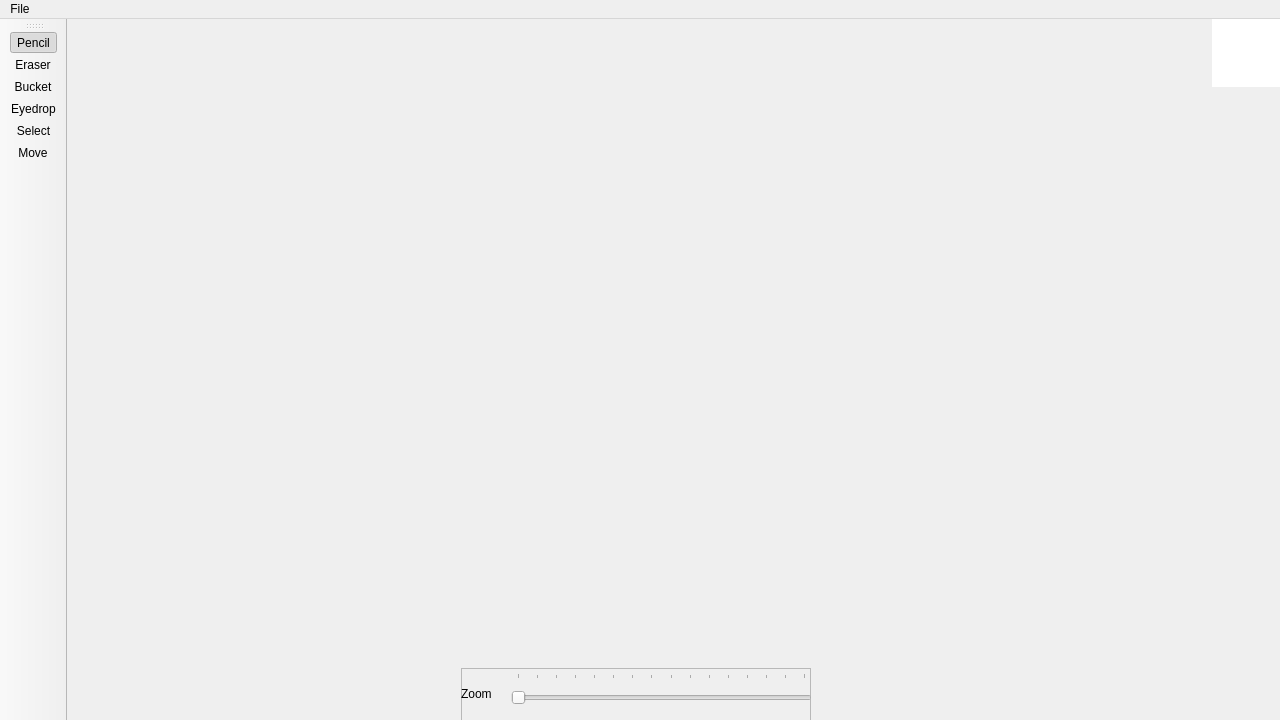
This is view.ui in Kalean75/Sprite_Editor as Qt 5 draws it before an edit. The edited form follows.
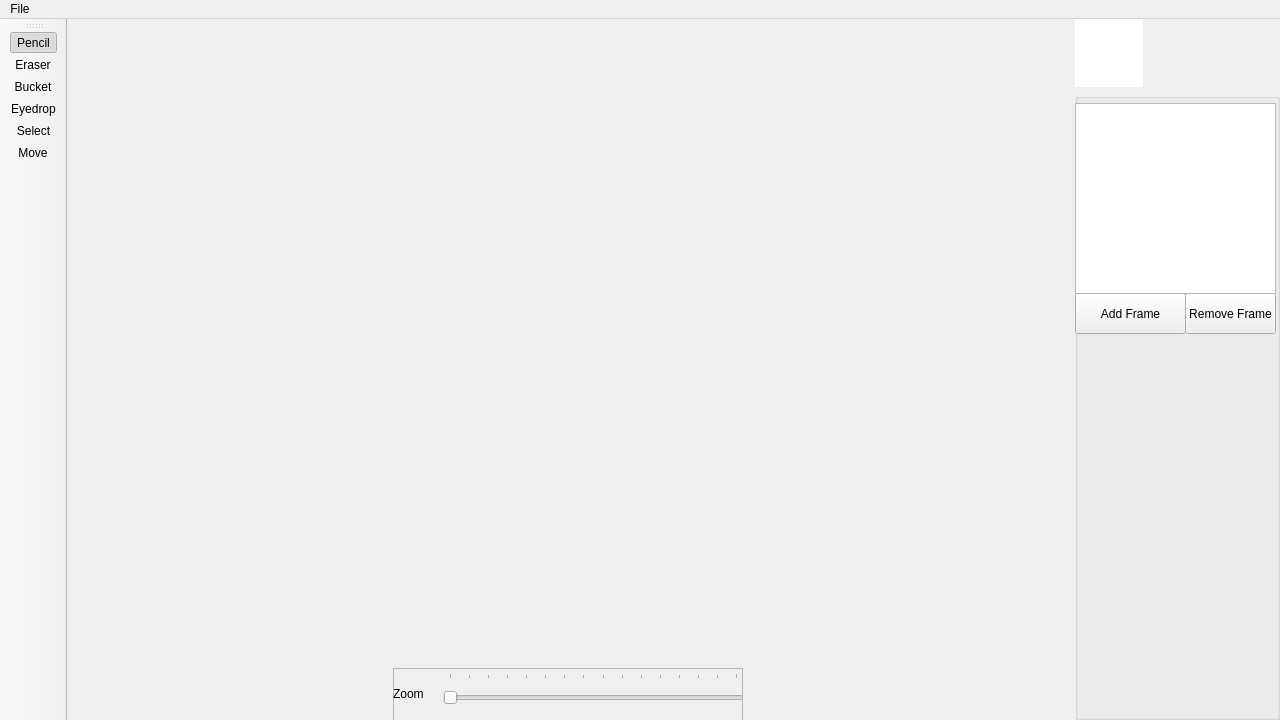
This is the edited form. Icons and pictures are not drawn.

Commit message: Started on Frame functionality

```diff
--- a/view.ui
+++ b/view.ui
@@ -235,17 +235,77 @@
        </widget>
       </item>
       <item>
-       <spacer name="verticalSpacer">
-        <property name="orientation">
-         <enum>Qt::Vertical</enum>
+       <widget class="QGroupBox" name="groupBox">
+        <property name="sizePolicy">
+         <sizepolicy hsizetype="Ignored" vsizetype="Minimum">
+          <horstretch>0</horstretch>
+          <verstretch>0</verstretch>
+         </sizepolicy>
         </property>
-        <property name="sizeHint" stdset="0">
+        <property name="minimumSize">
          <size>
-          <width>20</width>
-          <height>40</height>
+          <width>205</width>
+          <height>0</height>
          </size>
         </property>
-       </spacer>
+        <property name="title">
+         <string/>
+        </property>
+        <property name="alignment">
+         <set>Qt::AlignCenter</set>
+        </property>
+        <widget class="QPushButton" name="removeFrameButton">
+         <property name="geometry">
+          <rect>
+           <x>110</x>
+           <y>200</y>
+           <width>91</width>
+           <height>41</height>
+          </rect>
+         </property>
+         <property name="sizePolicy">
+          <sizepolicy hsizetype="Maximum" vsizetype="Maximum">
+           <horstretch>0</horstretch>
+           <verstretch>0</verstretch>
+          </sizepolicy>
+         </property>
+         <property name="layoutDirection">
+          <enum>Qt::RightToLeft</enum>
+         </property>
+         <property name="text">
+          <string>Remove Frame</string>
+         </property>
+        </widget>
+        <widget class="QPushButton" name="addFrameButton">
+         <property name="geometry">
+          <rect>
+           <x>0</x>
+           <y>200</y>
+           <width>111</width>
+           <height>41</height>
+          </rect>
+         </property>
+         <property name="text">
+          <string>Add Frame</string>
+         </property>
+        </widget>
+        <widget class="QListWidget" name="listWidget">
+         <property name="geometry">
+          <rect>
+           <x>0</x>
+           <y>10</y>
+           <width>201</width>
+           <height>191</height>
+          </rect>
+         </property>
+         <property name="sizePolicy">
+          <sizepolicy hsizetype="Fixed" vsizetype="Fixed">
+           <horstretch>0</horstretch>
+           <verstretch>0</verstretch>
+          </sizepolicy>
+         </property>
+        </widget>
+       </widget>
       </item>
      </layout>
     </item>
```
The commit also changes 5 other files.
